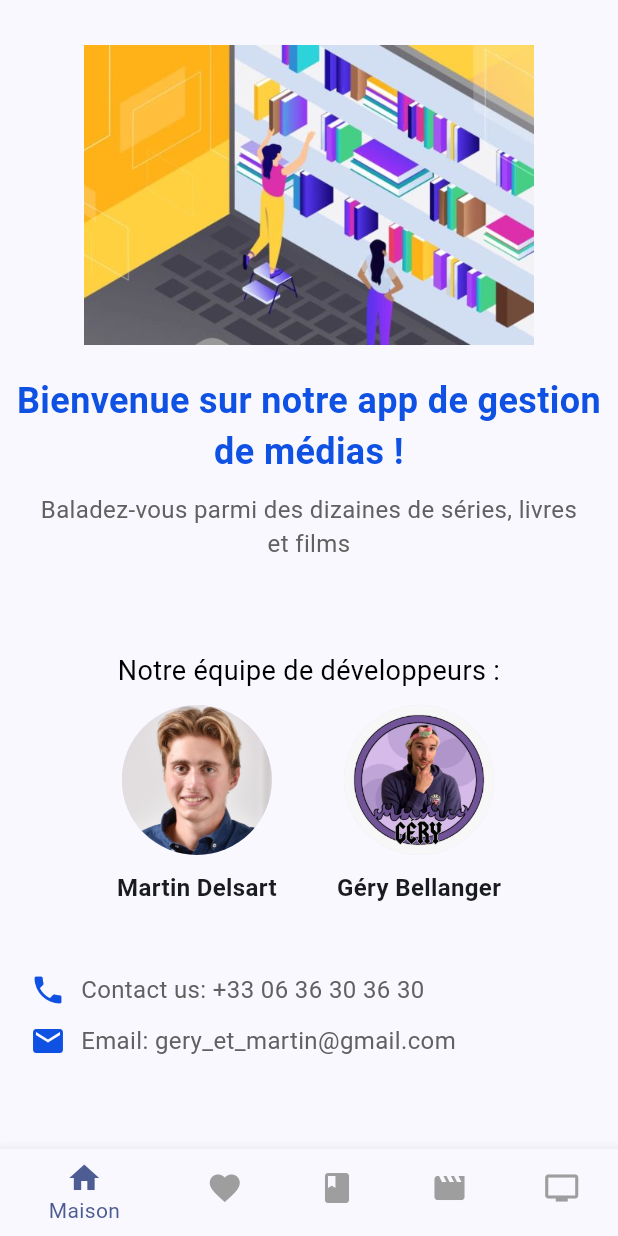
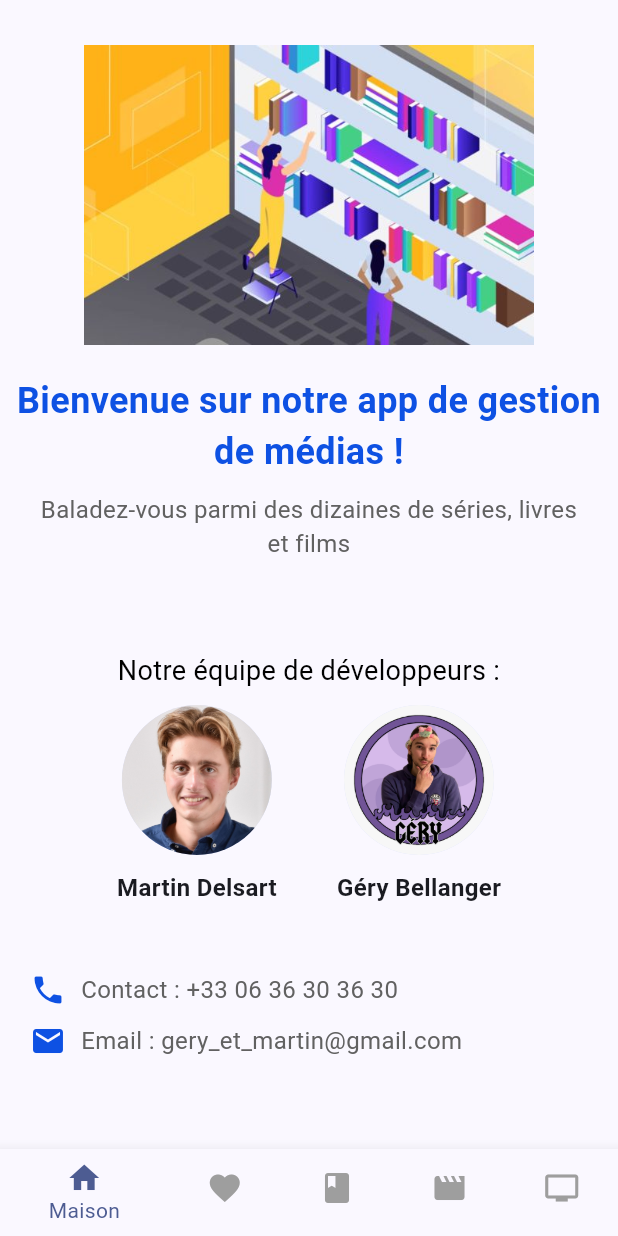
Before and after one commit to Marty059/AMSE, a Flutter app: the screen it shows after launch, on a phone screen of 412 x 824 dp. Run offline on Flutter 3.47's test engine with Material 3 defaults, Android fonts, the phone set to English and light mode, and no system bars.

Commit message:
Petite modif

```diff
--- a/tp_1/lib/src/home.dart
+++ b/tp_1/lib/src/home.dart
@@ -74,8 +74,8 @@ class HomePage extends StatelessWidget {
             ),
             SizedBox(height: 40),
             // Contact information
-            _buildContactInfo(Icons.phone, 'Contact us: +33 06 36 30 36 30 '),
-            _buildContactInfo(Icons.mail, 'Email: gery_et_martin@gmail.com'),
+            _buildContactInfo(Icons.phone, 'Contact : +33 06 36 30 36 30 '),
+            _buildContactInfo(Icons.mail, 'Email : gery_et_martin@gmail.com'),
           ],
         ),
       ),
--- a/tp_1/lib/src/series.dart
+++ b/tp_1/lib/src/series.dart
@@ -44,7 +44,7 @@ class SeriePage extends StatelessWidget {
                         ),
                         SizedBox(height: 8),
                         Text(
-                          'Réalisateur: ${series[index].realisateur}',
+                          'Réalisateur : ${series[index].realisateur}',
                           style: TextStyle(
                             fontSize: 16,
                           ),
```
